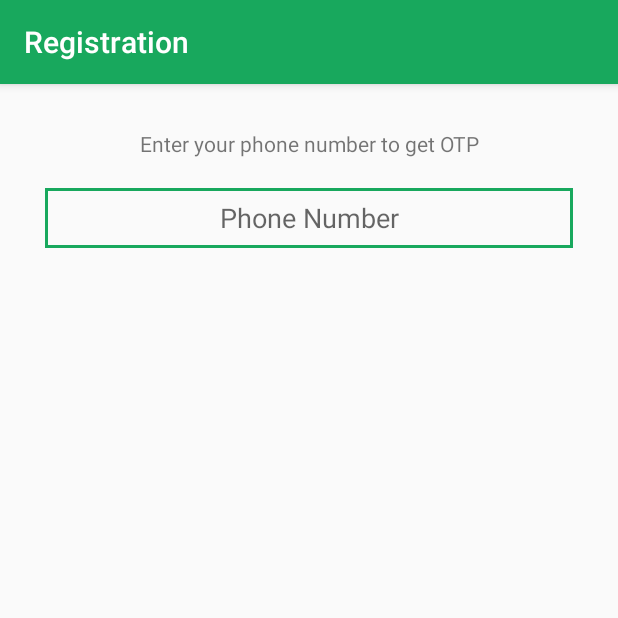
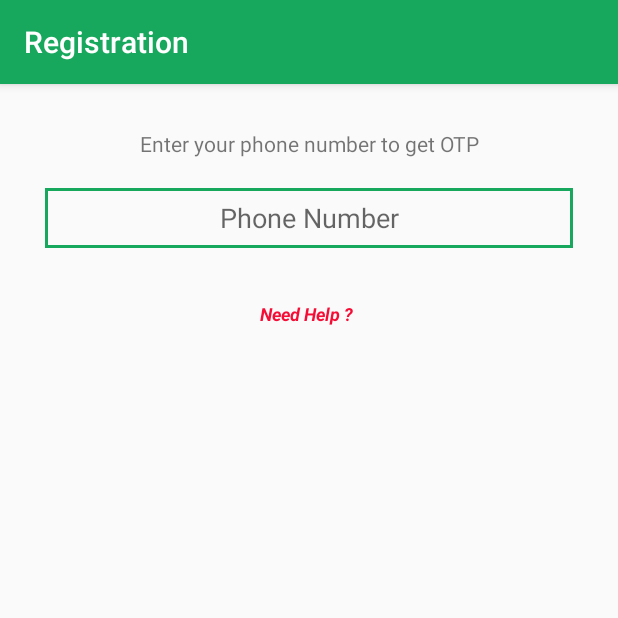
Before and after one commit to applicationsARworks2017/nesaramilk, an Android app: the screen it shows after launch (EnterPhone), on a phone screen of 412 x 824 dp, the top half of it. Run offline under Robolectric (Android 15) with nearby library versions, the phone set to English and light mode, and no system bars.

Commit message:
help page added

```diff
--- a/app/build.gradle
+++ b/app/build.gradle
@@ -7,8 +7,8 @@ android {
         applicationId "com.nesara.amaresh.demosell"
         minSdkVersion 15
         targetSdkVersion 25
-        versionCode 18
-        versionName "2.1.3"
+        versionCode 19
+        versionName "2.1.4"
         testInstrumentationRunner "android.support.test.runner.AndroidJUnitRunner"
     }
     buildTypes {
--- a/app/src/main/AndroidManifest.xml
+++ b/app/src/main/AndroidManifest.xml
@@ -115,6 +115,8 @@
             android:name="demosell.amaresh.android.com.nesara.Activity.Addapartmentdeatils"
             android:label="Enter Apartment Details"
             android:parentActivityName="demosell.amaresh.android.com.nesara.Activity.AddApartments" />
+        <activity
+            android:name="demosell.amaresh.android.com.nesara.Activity.FileView" />
         <activity android:name="demosell.amaresh.android.com.nesara.Activity.ReportActivity"
             android:label="Delivery Report"
             android:screenOrientation="portrait"
--- a/app/src/main/java/demosell/amaresh/android/com/nesara/Activity/EnterPhone.java
+++ b/app/src/main/java/demosell/amaresh/android/com/nesara/Activity/EnterPhone.java
@@ -45,6 +45,7 @@ public class EnterPhone extends AppCompatActivity implements OTPListener {
     Button button;
     int id,otp;
     String v_otp;
+    TextView tv_help;
     LinearLayout lin1,lin2;
     EditText et_otp;
     TextView tv_resend;
@@ -69,6 +70,7 @@ public class EnterPhone extends AppCompatActivity implements OTPListener {
         button=(Button)findViewById(R.id.bt_sendotp);
         et_otp=(EditText)findViewById(R.id.et_otp);
         tv_resend=(TextView)findViewById(R.id.tv_resend);
+        tv_help=(TextView)findViewById(R.id.tv_help);
         lin1=(LinearLayout)findViewById(R.id.lin1);
         lin2=(LinearLayout)findViewById(R.id.lin2);
         lin1.setVisibility(View.VISIBLE);
@@ -77,6 +79,13 @@ public class EnterPhone extends AppCompatActivity implements OTPListener {
             @Override
             public void onClick(View view) {
                 sendOTP();
+            }
+        });
+        tv_help.setOnClickListener(new View.OnClickListener() {
+            @Override
+            public void onClick(View v) {
+                Intent intent=new Intent(EnterPhone.this,FileView.class);
+                startActivity(intent);
             }
         });
 
--- a/app/src/main/res/layout/activity_enter_phone.xml
+++ b/app/src/main/res/layout/activity_enter_phone.xml
@@ -40,6 +40,17 @@
             android:id="@+id/et_phone"
             android:background="@drawable/edittext_border"
             android:layout_margin="20dp"/>
+        <TextView
+            android:layout_width="wrap_content"
+            android:layout_height="wrap_content"
+            android:layout_gravity="center_horizontal"
+            android:layout_margin="10dp"
+            android:text="Need Help ? "
+            android:textColor="@color/red"
+            android:textSize="12dp"
+            android:padding="5dp"
+            android:textStyle="bold|italic"
+            android:id="@+id/tv_help"/>
     </LinearLayout>
     <LinearLayout
         android:layout_width="match_parent"
@@ -77,6 +88,7 @@
             android:textSize="12dp"
             android:textStyle="bold|italic"
             android:id="@+id/tv_resend"/>
+
     </LinearLayout>
 </LinearLayout>
     <Button
--- a/app/src/main/res/layout/activity_message_details.xml
+++ b/app/src/main/res/layout/activity_message_details.xml
@@ -4,9 +4,7 @@
     xmlns:app="http://schemas.android.com/apk/res-auto"
     android:id="@+id/activity_message_details"
     android:layout_width="match_parent"
-    android:layout_height="match_parent"
-
-    tools:context="com.android.amaresh.demotrack.com.iiit.amaresh.demotrack.Activity.MessageDetailsActivity">
+    android:layout_height="match_parent">
     <android.support.design.widget.CoordinatorLayout
         android:layout_width="match_parent"
         android:layout_height="match_parent"
```
Also changed, not shown: app/src/main/java/demosell/amaresh/android/com/nesara/Activity/FileView.java (added, +43 -0 lines), app/src/main/java/demosell/amaresh/android/com/nesara/Activity/Home.java (+10 -1 lines), app/src/main/res/layout/activity_contact_page.xml (+12 -0 lines), app/src/main/res/layout/activity_file_view.xml (added, +19 -0 lines), 21 other files.
